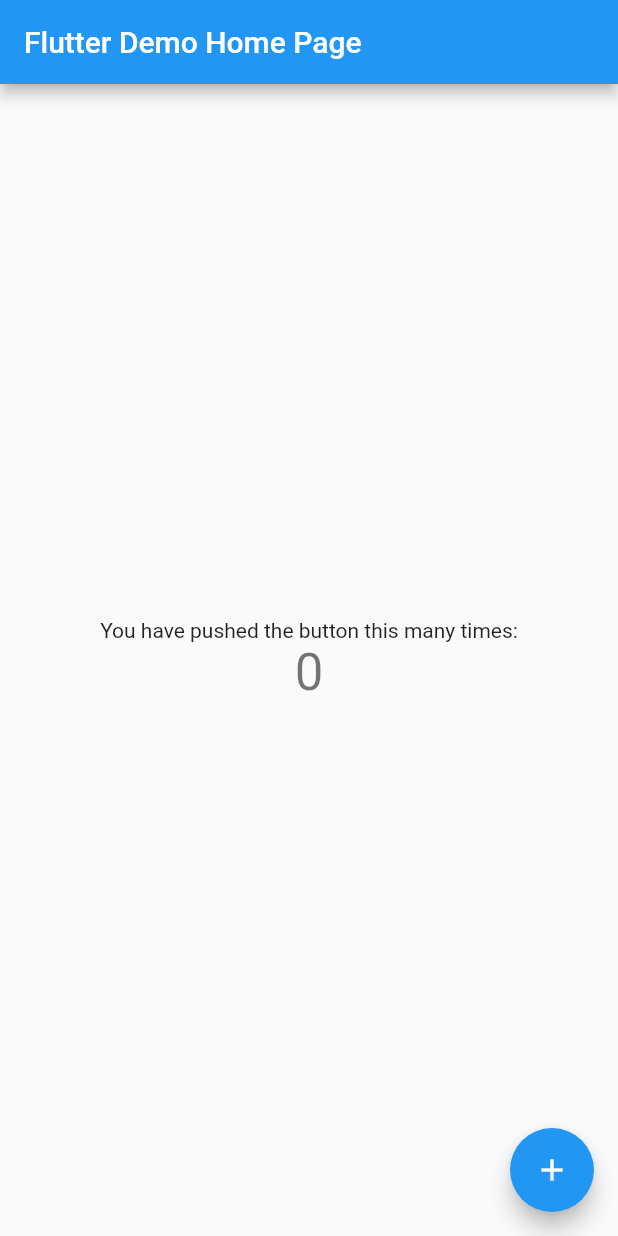
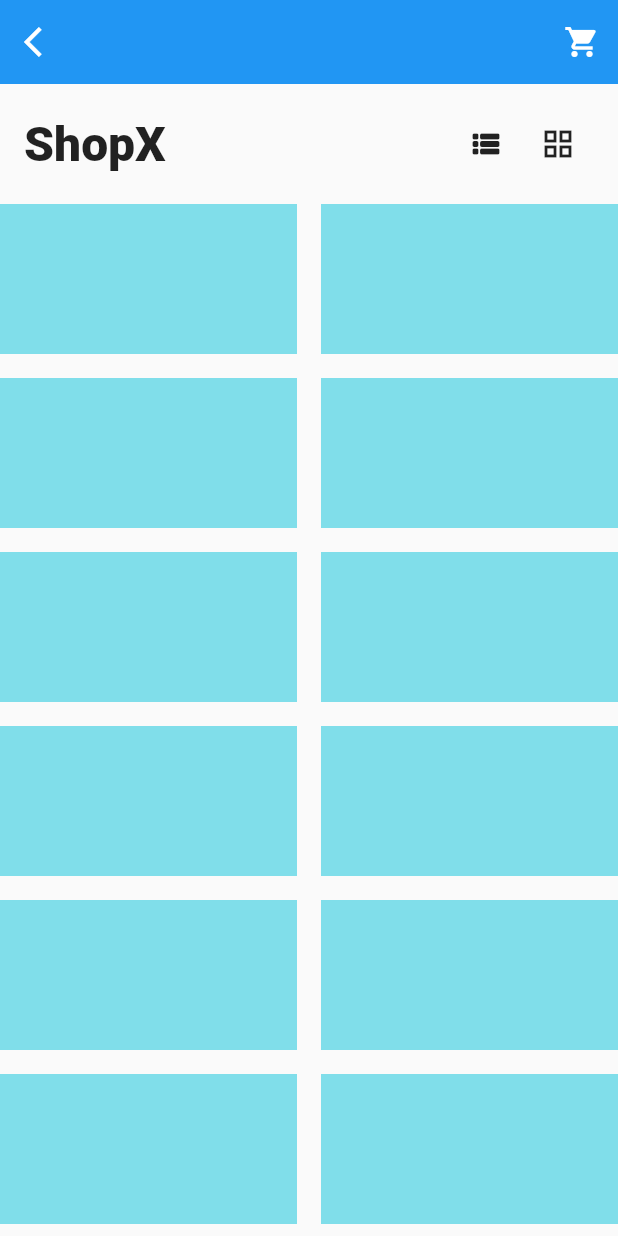
Before and after one commit to imam-swe/flutter_getx, a Flutter app: the screen it shows after launch, on a phone screen of 412 x 824 dp. Run offline on Flutter 3.47's test engine with Material 2 defaults, Android fonts, the phone set to English and light mode, and no system bars; Roboto replaces fonts that are missing (avenir).

Commit message:
second commit

```diff
--- a/lib/main.dart
+++ b/lib/main.dart
@@ -1,4 +1,5 @@
 import 'package:flutter/material.dart';
+import 'package:flutter_getx/views/homepage.dart';
 
 void main() {
   runApp(const MyApp());
@@ -13,33 +14,16 @@ class MyApp extends StatelessWidget {
     return MaterialApp(
       title: 'Flutter Demo',
       theme: ThemeData(
-        // This is the theme of your application.
-        //
-        // Try running your application with "flutter run". You'll see the
-        // application has a blue toolbar. Then, without quitting the app, try
-        // changing the primarySwatch below to Colors.green and then invoke
-        // "hot reload" (press "r" in the console where you ran "flutter run",
-        // or simply save your changes to "hot reload" in a Flutter IDE).
-        // Notice that the counter didn't reset back to zero; the application
-        // is not restarted.
         primarySwatch: Colors.blue,
       ),
-      home: const MyHomePage(title: 'Flutter Demo Home Page'),
+      home: const Homepage(),
+      debugShowCheckedModeBanner: false,
     );
   }
 }
 
 class MyHomePage extends StatefulWidget {
   const MyHomePage({Key? key, required this.title}) : super(key: key);
-
-  // This widget is the home page of your application. It is stateful, meaning
-  // that it has a State object (defined below) that contains fields that affect
-  // how it looks.
-
-  // This class is the configuration for the state. It holds the values (in this
-  // case the title) provided by the parent (in this case the App widget) and
-  // used by the build method of the State. Fields in a Widget subclass are
-  // always marked "final".
 
   final String title;
 
@@ -52,47 +36,18 @@ class _MyHomePageState extends State<MyHomePage> {
 
   void _incrementCounter() {
     setState(() {
-      // This call to setState tells the Flutter framework that something has
-      // changed in this State, which causes it to rerun the build method below
-      // so that the display can reflect the updated values. If we changed
-      // _counter without calling setState(), then the build method would not be
-      // called again, and so nothing would appear to happen.
       _counter++;
     });
   }
 
   @override
   Widget build(BuildContext context) {
-    // This method is rerun every time setState is called, for instance as done
-    // by the _incrementCounter method above.
-    //
-    // The Flutter framework has been optimized to make rerunning build methods
-    // fast, so that you can just rebuild anything that needs updating rather
-    // than having to individually change instances of widgets.
     return Scaffold(
       appBar: AppBar(
-        // Here we take the value from the MyHomePage object that was created by
-        // the App.build method, and use it to set our appbar title.
         title: Text(widget.title),
       ),
       body: Center(
-        // Center is a layout widget. It takes a single child and positions it
-        // in the middle of the parent.
         child: Column(
-          // Column is also a layout widget. It takes a list of children and
-          // arranges them vertically. By default, it sizes itself to fit its
-          // children horizontally, and tries to be as tall as its parent.
-          //
-          // Invoke "debug painting" (press "p" in the console, choose the
-          // "Toggle Debug Paint" action from the Flutter Inspector in Android
-          // Studio, or the "Toggle Debug Paint" command in Visual Studio Code)
-          // to see the wireframe for each widget.
-          //
-          // Column has various properties to control how it sizes itself and
-          // how it positions its children. Here we use mainAxisAlignment to
-          // center the children vertically; the main axis here is the vertical
-          // axis because Columns are vertical (the cross axis would be
-          // horizontal).
           mainAxisAlignment: MainAxisAlignment.center,
           children: <Widget>[
             const Text(
--- /dev/null
+++ b/lib/views/homepage.dart
@@ -0,0 +1,67 @@
+import 'package:flutter/material.dart';
+import 'package:flutter_getx/main.dart';
+import 'package:flutter_staggered_grid_view/flutter_staggered_grid_view.dart';
+
+class Homepage extends StatelessWidget {
+  const Homepage({Key? key}) : super(key: key);
+
+  @override
+  Widget build(BuildContext context) {
+    return Scaffold(
+      appBar: AppBar(
+        elevation: 0,
+        leading: const Icon(
+          Icons.arrow_back_ios,
+        ),
+        actions: [
+          IconButton(
+            icon: const Icon(
+              Icons.shopping_cart,
+            ),
+            onPressed: () {},
+          )
+        ],
+      ),
+      body: Column(
+        children: [
+          Padding(
+            padding: const EdgeInsets.all(16),
+            child: Row(
+              children: [
+                const Expanded(
+                  child: Text(
+                    'ShopX',
+                    style: TextStyle(
+                        fontFamily: 'avenir',
+                        fontSize: 32,
+                        fontWeight: FontWeight.w900),
+                  ),
+                ),
+                IconButton(
+                    icon: const Icon(Icons.view_list_rounded),
+                    onPressed: () {}),
+                IconButton(icon: const Icon(Icons.grid_view), onPressed: () {}),
+              ],
+            ),
+          ),
+          Expanded(
+            child: StaggeredGridView.countBuilder(
+              crossAxisCount: 2,
+              itemCount: 1000,
+              mainAxisSpacing: 16,
+              crossAxisSpacing: 16,
+              itemBuilder: (context, index) {
+                return Container(
+                  height: 100,
+                  width: 100,
+                  color: Colors.cyan[200],
+                );
+              },
+              staggeredTileBuilder: (index) => const StaggeredTile.fit(1),
+            ),
+          ),
+        ],
+      ),
+    );
+  }
+}
--- a/pubspec.yaml
+++ b/pubspec.yaml
@@ -34,6 +34,9 @@ dependencies:
   # The following adds the Cupertino Icons font to your application.
   # Use with the CupertinoIcons class for iOS style icons.
   cupertino_icons: ^1.0.2
+  get: ^4.5.1
+  http: ^0.13.4
+  flutter_staggered_grid_view: ^0.4.1
 
 dev_dependencies:
   flutter_test:
```
Also changed, not shown: lib/controllers/product_controller.dart (added), lib/models/product.dart (added), lib/services/remote_services.dart (added), lib/views/product_tile.dart (added), pubspec.lock.
